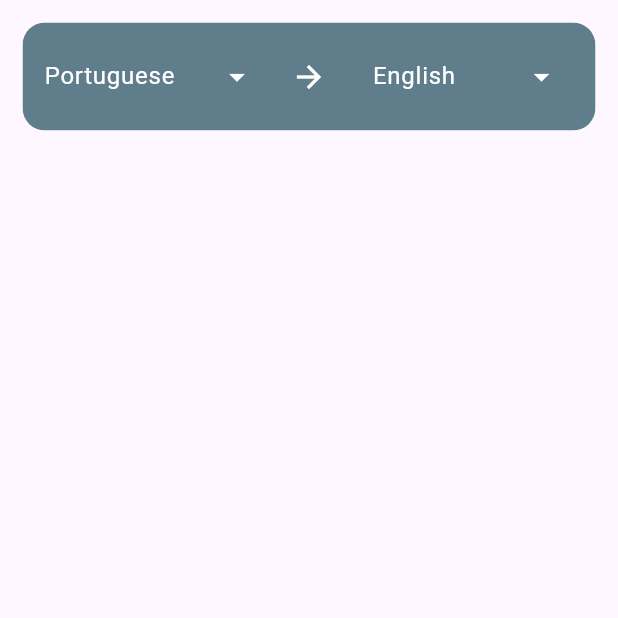
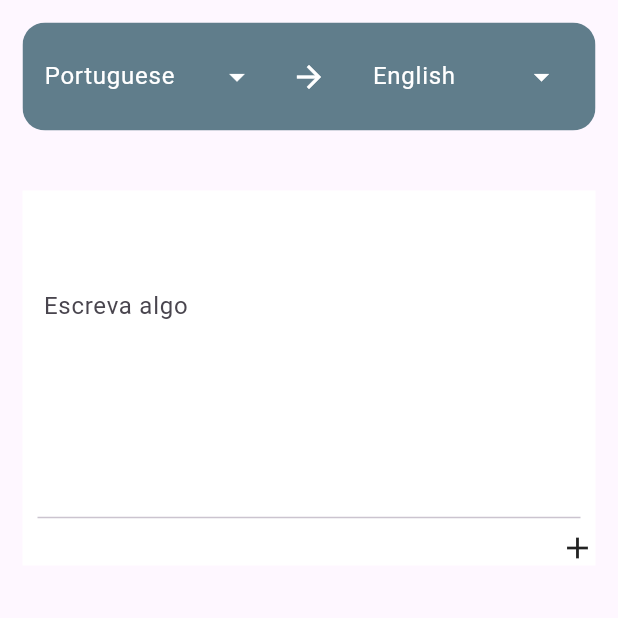
Before and after one commit to Luiz-fss/app_translator, a Flutter app: the screen it shows after launch, on a phone screen of 412 x 824 dp, the top half of it. Run offline on Flutter 3.47's test engine with Material 3 defaults, Android fonts, the phone set to English and light mode, and no system bars; our stand-ins replace flutter_riverpod; missing offline and left inert: google_mlkit_translation.

Commit message:
translat box component

```diff
--- a/lib/presenter/components/translate_box.dart
+++ b/lib/presenter/components/translate_box.dart
@@ -7,13 +7,26 @@ class TranslateBox extends StatelessWidget {
 
   @override
   Widget build(BuildContext context) {
-    return               Expanded(
-      child: ColoredBox(
+    return  Container(
       color: Colors.white,
+      height: 250,
       child: Column(
+        mainAxisAlignment: MainAxisAlignment.start,
         children: [
           TextField(
-              maxLength: 6,
+            maxLines: 6,
+            onChanged: (value){},
+            controller: TextEditingController(),
+            decoration: InputDecoration(
+              labelText: "Escreva algo",
+              floatingLabelAlignment: FloatingLabelAlignment.start,
+              contentPadding: EdgeInsets.fromLTRB(10, 10, 10, 0),
+              border: OutlineInputBorder(
+                borderSide: BorderSide.none
+              )
+            ),
+            textInputAction: TextInputAction.done,
+            onSubmitted: (s){},
           ),
           Spacer(),
           Divider(
@@ -26,7 +39,6 @@ class TranslateBox extends StatelessWidget {
 
         ],
       ),
-      ),
     );
   }
 }
--- a/lib/presenter/screens/home_screen.dart
+++ b/lib/presenter/screens/home_screen.dart
@@ -1,4 +1,5 @@
 import 'package:app_translate/presenter/components/custom_drop_down_menu.dart';
+import 'package:app_translate/presenter/components/translate_box.dart';
 import 'package:flutter/material.dart';
 
 class HomeScreen extends StatelessWidget {
@@ -11,6 +12,7 @@ class HomeScreen extends StatelessWidget {
         child: Padding(
           padding: const EdgeInsets.all(15.0),
           child: Column(
+            spacing: 40,
             children: [
               ClipRRect(
                 borderRadius: BorderRadius.circular(15),
@@ -41,6 +43,12 @@ class HomeScreen extends StatelessWidget {
                   ),
                 ),
               ),
+              TranslateBox(
+                icons: [
+                  Icon(Icons.add)
+                ],
+              ),
+
             ],
           ),
         ),
```
Lines whose indentation alone changed are shown as unchanged.
